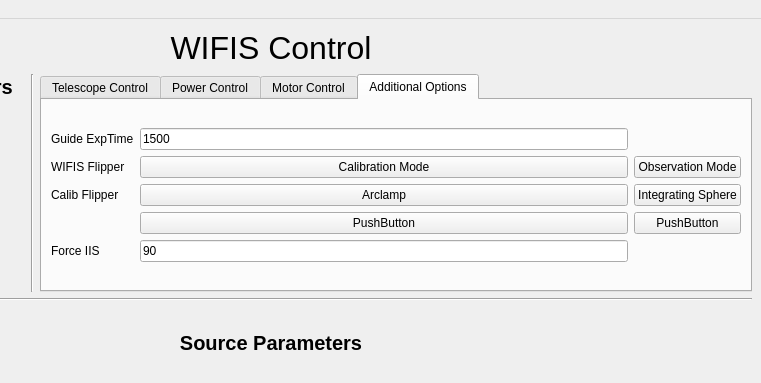
Qt form WIFIS.ui (WIFIS-Team/controlcode-new) before a commit; both pictures show x 219 to 980 and y 0 to 383 of the 980 by 932 pixel window.
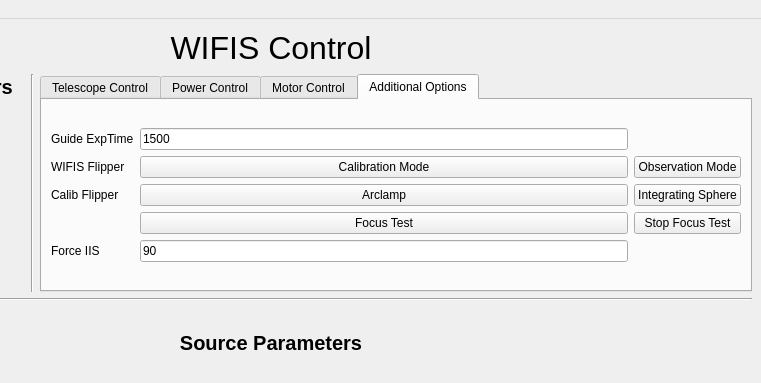
The same form after that commit.

Commit message: Renamed focus test buttons

The edit to the form file:
```diff
--- a/WIFIS.ui
+++ b/WIFIS.ui
@@ -1357,14 +1357,14 @@
               <item row="3" column="2">
                <widget class="QPushButton" name="FocusTestStop">
                 <property name="text">
-                 <string>PushButton</string>
+                 <string>Stop Focus Test</string>
                 </property>
                </widget>
               </item>
               <item row="3" column="1">
                <widget class="QPushButton" name="FocusTestButton">
                 <property name="text">
-                 <string>PushButton</string>
+                 <string>Focus Test</string>
                 </property>
                </widget>
               </item>
```
